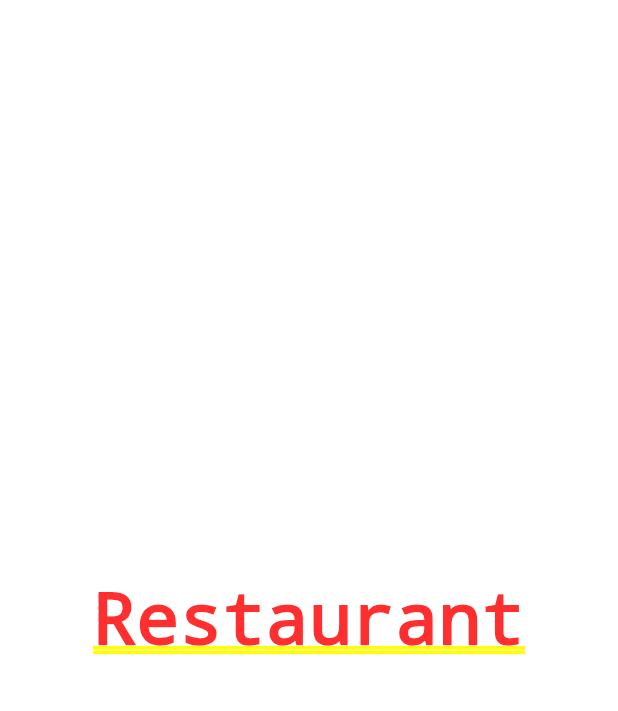
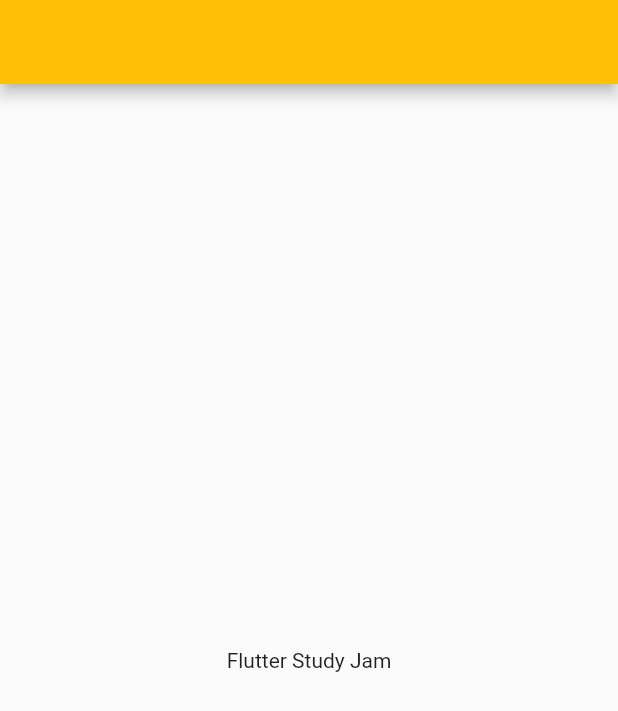
Before and after one commit to PawlikMichal25/everything_provider, a Flutter app: the screen it shows after launch, on a phone screen of 412 x 824 dp. Shown: the top 711 px of the screen. Run offline on Flutter 3.47's test engine with Material 2 defaults, Android fonts, the phone set to English and light mode, and no system bars.

Commit message:
Simplest provider example

```diff
--- a/lib/main.dart
+++ b/lib/main.dart
@@ -1,3 +1,4 @@
+import 'package:everything_provider/simple_page.dart';
 import 'package:flutter/material.dart';
 
 void main() => runApp(MyApp());
@@ -11,9 +12,7 @@ class MyApp extends StatelessWidget {
         primarySwatch: Colors.amber,
       ),
       debugShowCheckedModeBanner: false,
-      home: Center(
-        child: Text('Restaurant'),
-      ),
+      home: SimplePage(),
     );
   }
 }
--- /dev/null
+++ b/lib/simple_page.dart
@@ -0,0 +1,27 @@
+import 'package:flutter/material.dart';
+import 'package:provider/provider.dart';
+
+class SimplePage extends StatelessWidget {
+  final String title = 'Flutter Study Jam';
+
+  @override
+  Widget build(BuildContext context) {
+    return Scaffold(
+      appBar: AppBar(),
+      body: Provider<String>.value(
+        value: title,
+        child: DescendantWidget(),
+      ),
+    );
+  }
+}
+
+class DescendantWidget extends StatelessWidget {
+  @override
+  Widget build(BuildContext context) {
+    final String title = Provider.of<String>(context);
+    return Center(
+      child: Text(title),
+    );
+  }
+}
```
